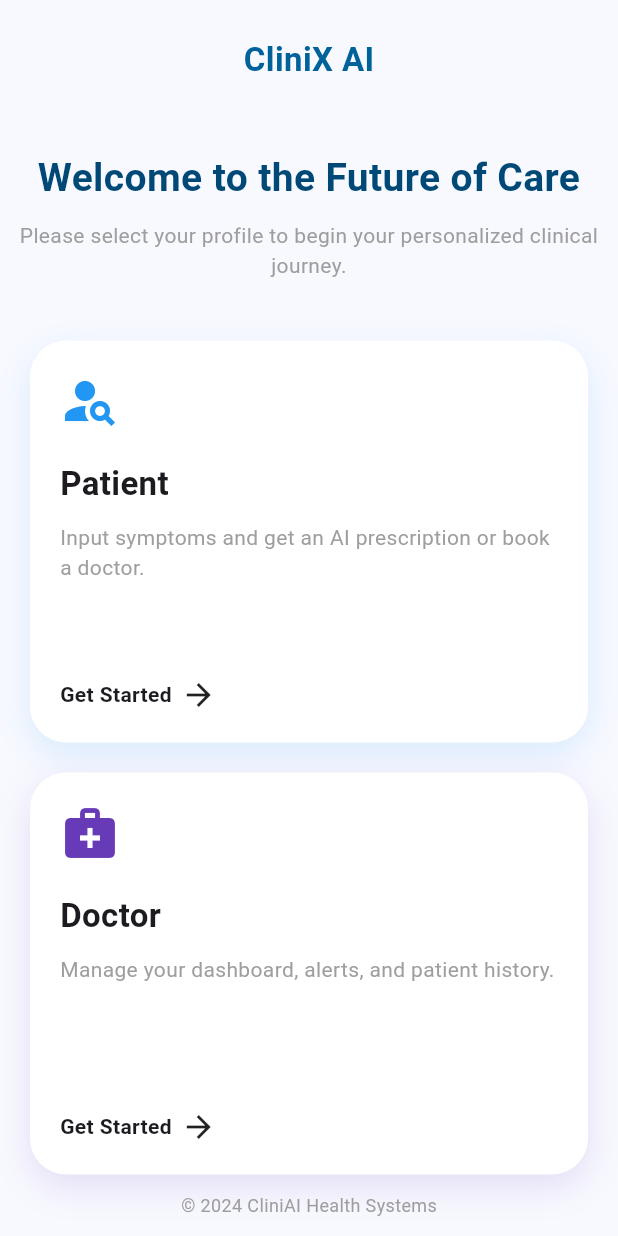
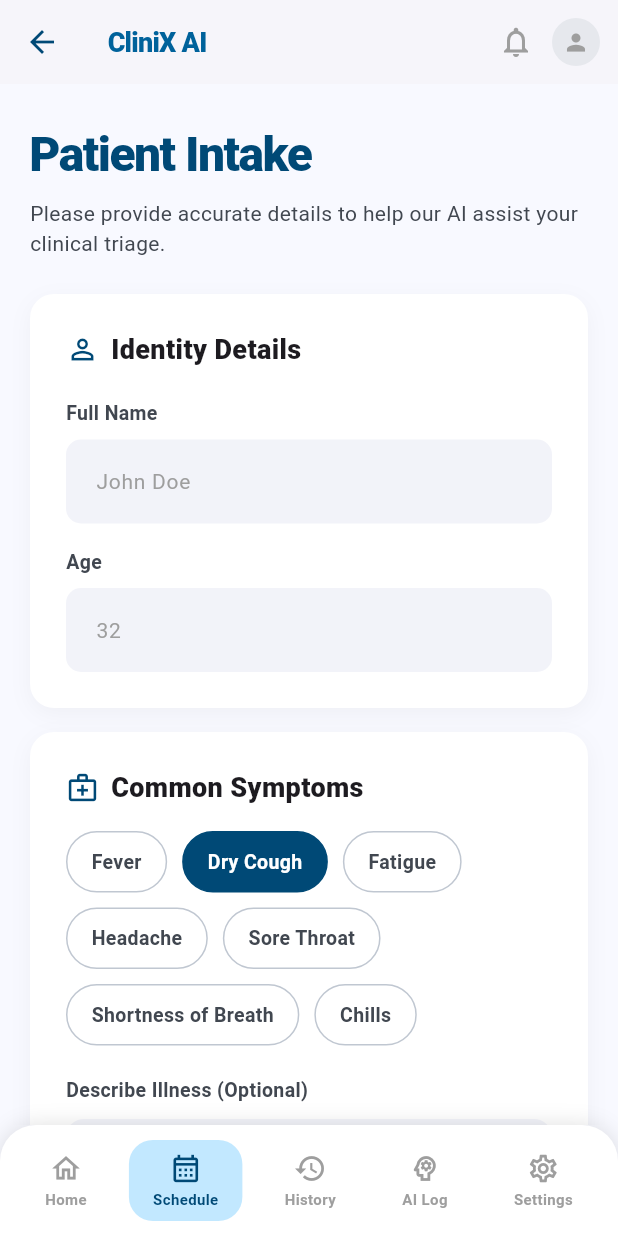
Before and after one commit to sayligadgil/clinixAI, a Flutter app: the screen it shows after launch, after a tap on "Patient", on a phone screen of 412 x 824 dp. Run offline on Flutter 3.47's test engine with Material 3 defaults, Android fonts, the light colour scheme and no system bars.

Commit message:
added patient intake form ui

```diff
--- /dev/null
+++ b/lib/frontend/Patient_Interface/patient_intake_screen.dart
@@ -0,0 +1,448 @@
+import 'package:flutter/material.dart';
+
+class PatientIntakeScreen extends StatefulWidget {
+  const PatientIntakeScreen({super.key});
+
+  @override
+  State<PatientIntakeScreen> createState() => _PatientIntakeScreenState();
+}
+
+class _PatientIntakeScreenState extends State<PatientIntakeScreen> {
+  double _severity = 7;
+  final Map<String, bool> _symptoms = {
+    'Fever': false,
+    'Dry Cough': true,
+    'Fatigue': false,
+    'Headache': false,
+    'Sore Throat': false,
+    'Shortness of Breath': false,
+    'Chills': false,
+  };
+  int _selectedHospital = 0;
+
+  final List<Map<String, String>> _hospitals = [
+    {'name': "St. Mary's General", 'detail': '2.4 miles away • 15 min wait'},
+    {'name': 'Central Health Clinic', 'detail': '4.1 miles away • 5 min wait'},
+  ];
+
+  @override
+  Widget build(BuildContext context) {
+    return Scaffold(
+      backgroundColor: const Color(0xFFF8F9FF),
+      appBar: AppBar(
+        backgroundColor: Colors.white.withOpacity(0.85),
+        elevation: 1,
+        leading: const BackButton(color: Color(0xFF004976)),
+        title: const Text(
+          'CliniX AI',
+          style: TextStyle(
+            fontWeight: FontWeight.w800,
+            color: Color(0xFF00629B),
+            fontSize: 18,
+            letterSpacing: -0.5,
+          ),
+        ),
+        actions: [
+          IconButton(
+            icon: const Icon(Icons.notifications_outlined, color: Colors.grey),
+            onPressed: () {},
+          ),
+          Padding(
+            padding: const EdgeInsets.only(right: 12),
+            child: CircleAvatar(
+              radius: 16,
+              backgroundColor: const Color(0xFFE6E8ED),
+              child: const Icon(Icons.person, size: 18, color: Colors.grey),
+            ),
+          ),
+        ],
+      ),
+      body: SingleChildScrollView(
+        padding: const EdgeInsets.fromLTRB(20, 24, 20, 100),
+        child: Column(
+          crossAxisAlignment: CrossAxisAlignment.start,
+          children: [
+            // Header
+            const Text(
+              'Patient Intake',
+              style: TextStyle(
+                fontSize: 32,
+                fontWeight: FontWeight.w800,
+                color: Color(0xFF004976),
+                letterSpacing: -1,
+              ),
+            ),
+            const SizedBox(height: 6),
+            const Text(
+              'Please provide accurate details to help our AI assist your clinical triage.',
+              style: TextStyle(color: Color(0xFF414750), fontSize: 14),
+            ),
+            const SizedBox(height: 24),
+
+            // Identity Card
+            _buildCard(
+              child: Column(
+                crossAxisAlignment: CrossAxisAlignment.start,
+                children: [
+                  _sectionHeader(Icons.person_outline, 'Identity Details'),
+                  const SizedBox(height: 20),
+                  _buildTextField('Full Name', 'John Doe', TextInputType.name),
+                  const SizedBox(height: 16),
+                  _buildTextField('Age', '32', TextInputType.number),
+                ],
+              ),
+            ),
+            const SizedBox(height: 16),
+
+            // Symptoms Card
+            _buildCard(
+              child: Column(
+                crossAxisAlignment: CrossAxisAlignment.start,
+                children: [
+                  _sectionHeader(Icons.medical_services_outlined, 'Common Symptoms'),
+                  const SizedBox(height: 16),
+                  Wrap(
+                    spacing: 10,
+                    runSpacing: 10,
+                    children: _symptoms.entries.map((entry) {
+                      final selected = entry.value;
+                      return GestureDetector(
+                        onTap: () => setState(() => _symptoms[entry.key] = !selected),
+                        child: AnimatedContainer(
+                          duration: const Duration(milliseconds: 200),
+                          padding: const EdgeInsets.symmetric(horizontal: 16, vertical: 10),
+                          decoration: BoxDecoration(
+                            color: selected ? const Color(0xFF004976) : Colors.white,
+                            borderRadius: BorderRadius.circular(999),
+                            border: Border.all(
+                              color: selected ? const Color(0xFF004976) : const Color(0xFFC0C7D1),
+                            ),
+                          ),
+                          child: Text(
+                            entry.key,
+                            style: TextStyle(
+                              color: selected ? Colors.white : const Color(0xFF414750),
+                              fontWeight: FontWeight.w600,
+                              fontSize: 13,
+                            ),
+                          ),
+                        ),
+                      );
+                    }).toList(),
+                  ),
+                  const SizedBox(height: 20),
+                  const Text(
+                    'Describe Illness (Optional)',
+                    style: TextStyle(
+                      fontWeight: FontWeight.w600,
+                      color: Color(0xFF414750),
+                      fontSize: 13,
+                    ),
+                  ),
+                  const SizedBox(height: 10),
+                  TextField(
+                    maxLines: 4,
+                    decoration: InputDecoration(
+                      hintText: 'Mention when symptoms started and any specific details...',
+                      hintStyle: const TextStyle(color: Colors.grey, fontSize: 13),
+                      filled: true,
+                      fillColor: const Color(0xFFF2F3F9),
+                      border: OutlineInputBorder(
+                        borderRadius: BorderRadius.circular(12),
+                        borderSide: BorderSide.none,
+                      ),
+                      contentPadding: const EdgeInsets.all(16),
+                    ),
+                  ),
+                ],
+              ),
+            ),
+            const SizedBox(height: 16),
+
+            // Severity Card
+            Container(
+              width: double.infinity,
+              padding: const EdgeInsets.all(24),
+              decoration: BoxDecoration(
+                color: const Color(0xFFC2E8FF),
+                borderRadius: BorderRadius.circular(16),
+              ),
+              child: Column(
+                children: [
+                  Row(
+                    mainAxisAlignment: MainAxisAlignment.spaceBetween,
+                    children: [
+                      Row(
+                        children: const [
+                          Icon(Icons.speed, color: Color(0xFF004976)),
+                          SizedBox(width: 8),
+                          Text(
+                            'Severity',
+                            style: TextStyle(
+                              fontWeight: FontWeight.w800,
+                              fontSize: 18,
+                              color: Color(0xFF004976),
+                            ),
+                          ),
+                        ],
+                      ),
+                      RichText(
+                        text: TextSpan(
+                          children: [
+                            TextSpan(
+                              text: '${_severity.round()}',
+                              style: const TextStyle(
+                                fontSize: 28,
+                                fontWeight: FontWeight.w900,
+                                color: Color(0xFF004976),
+                              ),
+                            ),
+                            const TextSpan(
+                              text: '/10',
+                              style: TextStyle(
+                                fontSize: 13,
+                                color: Color(0xFF004976),
+                                fontWeight: FontWeight.w500,
+                              ),
+                            ),
+                          ],
+                        ),
+                      ),
+                    ],
+                  ),
+                  const SizedBox(height: 16),
+                  SliderTheme(
+                    data: SliderTheme.of(context).copyWith(
+                      thumbColor: const Color(0xFF004976),
+                      activeTrackColor: const Color(0xFF004976),
+                      inactiveTrackColor: Colors.white.withOpacity(0.6),
+                      overlayColor: const Color(0xFF004976).withOpacity(0.1),
+                      thumbShape: const RoundSliderThumbShape(enabledThumbRadius: 12),
+                      trackHeight: 6,
+                    ),
+                    child: Slider(
+                      value: _severity,
+                      min: 1,
+                      max: 10,
+                      onChanged: (val) => setState(() => _severity = val),
+                    ),
+                  ),
+                  const Row(
+                    mainAxisAlignment: MainAxisAlignment.spaceBetween,
+                    children: [
+                      Text('Mild', style: TextStyle(fontSize: 11, fontWeight: FontWeight.w700, color: Color(0xFF004976), letterSpacing: 1)),
+                      Text('Moderate', style: TextStyle(fontSize: 11, fontWeight: FontWeight.w700, color: Color(0xFF004976), letterSpacing: 1)),
+                      Text('Severe', style: TextStyle(fontSize: 11, fontWeight: FontWeight.w700, color: Color(0xFF004976), letterSpacing: 1)),
+                    ],
+                  ),
+                ],
+              ),
+            ),
+            const SizedBox(height: 16),
+
+            // Hospital Card
+            _buildCard(
+              child: Column(
+                crossAxisAlignment: CrossAxisAlignment.start,
+                children: [
+                  _sectionHeader(Icons.location_on_outlined, 'Preferred Hospital'),
+                  const SizedBox(height: 16),
+                  TextField(
+                    decoration: InputDecoration(
+                      prefixIcon: const Icon(Icons.search, color: Colors.grey),
+                      hintText: 'Search hospital or clinic...',
+                      hintStyle: const TextStyle(color: Colors.grey, fontSize: 13),
+                      filled: true,
+                      fillColor: const Color(0xFFF2F3F9),
+                      border: OutlineInputBorder(
+                        borderRadius: BorderRadius.circular(10),
+                        borderSide: BorderSide.none,
+                      ),
+                      contentPadding: const EdgeInsets.symmetric(vertical: 14),
+                    ),
+                  ),
+                  const SizedBox(height: 12),
+                  ..._hospitals.asMap().entries.map((entry) {
+                    final i = entry.key;
+                    final h = entry.value;
+                    final selected = _selectedHospital == i;
+                    return GestureDetector(
+                      onTap: () => setState(() => _selectedHospital = i),
+                      child: Container(
+                        margin: const EdgeInsets.only(bottom: 8),
+                        padding: const EdgeInsets.all(14),
+                        decoration: BoxDecoration(
+                          color: selected ? const Color(0xFF004976).withOpacity(0.05) : Colors.transparent,
+                          borderRadius: BorderRadius.circular(10),
+                          border: selected
+                              ? const Border(left: BorderSide(color: Color(0xFF004976), width: 4))
+                              : null,
+                        ),
+                        child: Row(
+                          children: [
+                            Expanded(
+                              child: Column(
+                                crossAxisAlignment: CrossAxisAlignment.start,
+                                children: [
+                                  Text(h['name']!, style: const TextStyle(fontWeight: FontWeight.w700, fontSize: 13)),
+                                  Text(h['detail']!, style: const TextStyle(fontSize: 11, color: Colors.grey)),
+                                ],
+                              ),
+                            ),
+                            if (selected)
+                              const Icon(Icons.check_circle, color: Color(0xFF004976)),
+                          ],
+                        ),
+                      ),
+                    );
+                  }),
+                ],
+              ),
+            ),
+            const SizedBox(height: 24),
+
+            // Disclaimer + Button
+            Row(
+              crossAxisAlignment: CrossAxisAlignment.start,
+              children: [
+                Container(
+                  padding: const EdgeInsets.all(8),
+                  decoration: BoxDecoration(
+                    color: const Color(0xFFECEEF3),
+                    borderRadius: BorderRadius.circular(999),
+                  ),
+                  child: const Icon(Icons.info_outline, color: Colors.grey, size: 18),
+                ),
+                const SizedBox(width: 12),
+                const Expanded(
+                  child: Text(
+                    'By continuing, our AI will prioritize your case based on the severity and symptoms provided. Emergency? Call 112.',
+                    style: TextStyle(fontSize: 11, color: Colors.grey),
+                  ),
+                ),
+              ],
+            ),
+            const SizedBox(height: 20),
+            SizedBox(
+              width: double.infinity,
+              child: ElevatedButton.icon(
+                onPressed: () {},
+                icon: const Text(
+                  'Complete Intake',
+                  style: TextStyle(fontWeight: FontWeight.w800, fontSize: 16),
+                ),
+                label: const Icon(Icons.arrow_forward, size: 18),
+                style: ElevatedButton.styleFrom(
+                  backgroundColor: const Color(0xFF004976),
+                  foregroundColor: Colors.white,
+                  padding: const EdgeInsets.symmetric(vertical: 18),
+                  shape: RoundedRectangleBorder(borderRadius: BorderRadius.circular(999)),
+                  elevation: 4,
+                  shadowColor: const Color(0xFF004976).withOpacity(0.3),
+                ),
+              ),
+            ),
+          ],
+        ),
+      ),
+
+      // Bottom Nav
+      bottomNavigationBar: Container(
+        decoration: const BoxDecoration(
+          color: Colors.white,
+          borderRadius: BorderRadius.vertical(top: Radius.circular(24)),
+          boxShadow: [BoxShadow(color: Colors.black12, blurRadius: 12)],
+        ),
+        child: SafeArea(
+          child: Padding(
+            padding: const EdgeInsets.symmetric(horizontal: 8, vertical: 10),
+            child: Row(
+              mainAxisAlignment: MainAxisAlignment.spaceAround,
+              children: [
+                _navItem(Icons.home_outlined, 'Home', false),
+                _navItem(Icons.calendar_month_outlined, 'Schedule', true),
+                _navItem(Icons.history, 'History', false),
+                _navItem(Icons.psychology_outlined, 'AI Log', false),
+                _navItem(Icons.settings_outlined, 'Settings', false),
+              ],
+            ),
+          ),
+        ),
+      ),
+    );
+  }
+
+  Widget _navItem(IconData icon, String label, bool active) {
+    return Container(
+      padding: const EdgeInsets.symmetric(horizontal: 16, vertical: 8),
+      decoration: BoxDecoration(
+        color: active ? const Color(0xFFC2E8FF) : Colors.transparent,
+        borderRadius: BorderRadius.circular(16),
+      ),
+      child: Column(
+        mainAxisSize: MainAxisSize.min,
+        children: [
+          Icon(icon, color: active ? const Color(0xFF004976) : Colors.grey, size: 22),
+          const SizedBox(height: 2),
+          Text(
+            label,
+            style: TextStyle(
+              fontSize: 10,
+              fontWeight: FontWeight.w600,
+              color: active ? const Color(0xFF004976) : Colors.grey,
+            ),
+          ),
+        ],
+      ),
+    );
+  }
+
+  Widget _buildCard({required Widget child}) {
+    return Container(
+      width: double.infinity,
+      padding: const EdgeInsets.all(24),
+      decoration: BoxDecoration(
+        color: Colors.white,
+        borderRadius: BorderRadius.circular(16),
+        boxShadow: [
+          BoxShadow(color: Colors.black.withOpacity(0.04), blurRadius: 12, offset: const Offset(0, 4)),
+        ],
+      ),
+      child: child,
+    );
+  }
+
+  Widget _sectionHeader(IconData icon, String title) {
+    return Row(
+      children: [
+        Icon(icon, color: const Color(0xFF004976), size: 22),
+        const SizedBox(width: 8),
+        Text(title, style: const TextStyle(fontWeight: FontWeight.w800, fontSize: 18)),
+      ],
+    );
+  }
+
+  Widget _buildTextField(String label, String hint, TextInputType type) {
+    return Column(
+      crossAxisAlignment: CrossAxisAlignment.start,
+      children: [
+        Text(label, style: const TextStyle(fontWeight: FontWeight.w600, color: Color(0xFF414750), fontSize: 13)),
+        const SizedBox(height: 8),
+        TextField(
+          keyboardType: type,
+          decoration: InputDecoration(
+            hintText: hint,
+            hintStyle: const TextStyle(color: Colors.grey, fontSize: 14),
+            filled: true,
+            fillColor: const Color(0xFFF2F3F9),
+            border: OutlineInputBorder(
+              borderRadius: BorderRadius.circular(10),
+              borderSide: BorderSide.none,
+            ),
+            contentPadding: const EdgeInsets.all(16),
+          ),
+        ),
+      ],
+    );
+  }
+}
--- a/lib/frontend/Patient_Interface/user_selection_screen.dart
+++ b/lib/frontend/Patient_Interface/user_selection_screen.dart
@@ -1,4 +1,5 @@
 import 'package:flutter/material.dart';
+import 'patient_intake_screen.dart';
 
 class UserSelectionScreen extends StatelessWidget {
   const UserSelectionScreen({super.key});
@@ -57,28 +58,30 @@ class UserSelectionScreen extends StatelessWidget {
                 child: Column(
                   children: [
                     // Patient Card
+                    // Patient Card
                     Expanded(
                       child: _buildCard(
                         context,
                         title: "Patient",
-                        description:
-                        "Input symptoms and get an AI prescription or book a doctor.",
+                        description: "Input symptoms and get an AI prescription or book a doctor.",
                         icon: Icons.person_search,
                         color: Colors.blue,
+                        onTap: () => Navigator.push(
+                          context,
+                          MaterialPageRoute(builder: (_) => const PatientIntakeScreen()),
+                        ),
                       ),
                     ),
 
-                    const SizedBox(height: 20),
-
-                    // Doctor Card
+// Doctor Card
                     Expanded(
                       child: _buildCard(
                         context,
                         title: "Doctor",
-                        description:
-                        "Manage your dashboard, alerts, and patient history.",
+                        description: "Manage your dashboard, alerts, and patient history.",
                         icon: Icons.medical_services,
                         color: Colors.deepPurple,
+                        onTap: () {}, // TODO
                       ),
                     ),
                   ],
@@ -106,10 +109,16 @@ class UserSelectionScreen extends StatelessWidget {
         required String description,
         required IconData icon,
         required Color color,
+        required VoidCallback onTap,  // ← add this
       }) {
     return InkWell(
       onTap: () {
-        // TODO: Navigate
+        if (title == 'Patient') {
+          Navigator.push(
+            context,
+            MaterialPageRoute(builder: (context) => const PatientIntakeScreen()),
+          );
+        }
       },
       child: Container(
         width: double.infinity,
```
